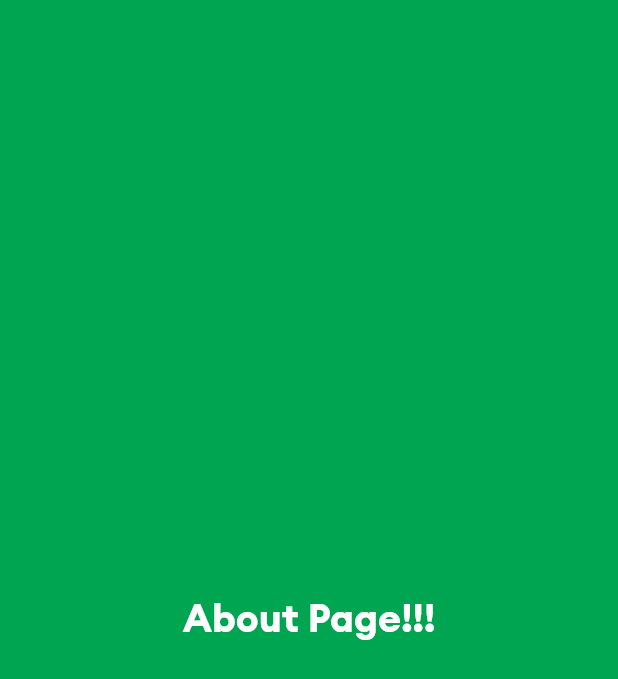
After one commit to YemiKrist/Devotion, a Flutter app: the About screen opened by its route, on a phone screen of 412 x 824 dp. The commit adds this screen. Shown: the top 679 px of the screen. Run offline on Flutter 3.47's test engine with Material 2 defaults, Android fonts, the light colour scheme and no system bars; our stand-ins replace get.

Commit message:
Added About page routing

```diff
--- a/lib/routes/routes.dart
+++ b/lib/routes/routes.dart
@@ -1,4 +1,5 @@
 import 'package:cacsa/bindings/splash_binding.dart';
+import 'package:cacsa/screens/about/about.dart';
 import 'package:cacsa/screens/day_walk.dart';
 import 'package:cacsa/screens/months_screen.dart';
 import 'package:cacsa/screens/splash_screen.dart';
@@ -35,6 +36,7 @@ class Pages {
       name: Routes.MONTHS,
       page: () => const Months(),
     ),
+    GetPage(name: Routes.ABOUT, page: () => const About())
     // GetPage(
     //   name: Routes.DEVOTION,
     //   page: () => DayWalk(),
--- /dev/null
+++ b/lib/screens/about/about.dart
@@ -0,0 +1,22 @@
+import 'package:cacsa/utils/colors.dart';
+import 'package:flutter/material.dart';
+
+class About extends StatelessWidget {
+  const About({Key? key}) : super(key: key);
+
+  @override
+  Widget build(BuildContext context) {
+    final ThemeData themeData = Theme.of(context);
+    return Scaffold(
+        backgroundColor: primaryBgColor,
+        body: SafeArea(
+            child: Container(
+          margin: const EdgeInsets.symmetric(horizontal: 24),
+          child: Center(
+              child: Text(
+            "About Page!!!",
+            style: themeData.textTheme.headline1,
+          )),
+        )));
+  }
+}
```
